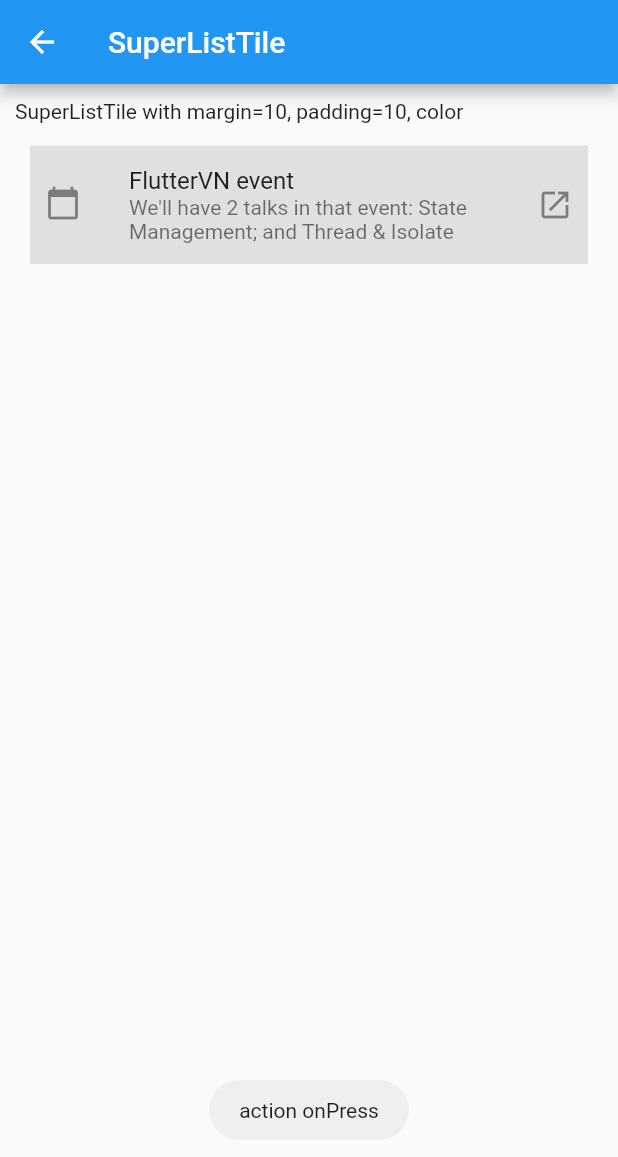
After one commit to fluttervn/super_widgets, a Flutter app: the SuperListTilePage screen opened directly, after a tap on "FlutterVN event", on a phone screen of 412 x 824 dp. The commit adds this screen. Shown: the top 1157 px of the screen. Run offline on Flutter 3.47's test engine with Material 2 defaults, Android fonts, the phone set to English and light mode, and no system bars; our stand-ins replace fluttertoast.

Commit message:
Add demo: SuperListTile

```diff
--- a/example/lib/main.dart
+++ b/example/lib/main.dart
@@ -11,6 +11,7 @@ import 'super_icon_button_page.dart';
 import 'super_icon_page.dart';
 import 'super_indexed_stack_page.dart';
 import 'super_inkwell_page.dart';
+import 'super_list_tile_page.dart';
 import 'super_raised_button_page.dart';
 import 'super_row_page.dart';
 import 'super_scrollview_column_page.dart';
@@ -50,6 +51,7 @@ class MyHomePage extends StatelessWidget {
     'SuperIconButton': SuperIconButtonPage(),
     'SuperIndexedStack': SuperIndexedStackPage(),
     'SuperInkWell': SuperInkWellPage(),
+    'SuperListTile': SuperListTilePage(),
     'SuperStack': SuperStackPage(),
     'SuperRow': SuperRowPage(),
     'SuperRaisedButton': SuperRaisedButtonPage(),
--- /dev/null
+++ b/example/lib/super_list_tile_page.dart
@@ -0,0 +1,61 @@
+import 'package:flutter/material.dart';
+import 'package:flutter/widgets.dart';
+import 'package:fluttertoast/fluttertoast.dart';
+import 'package:super_widgets/super_widgets.dart';
+
+/// SuperListTile sample
+class SuperListTilePage extends StatelessWidget {
+  @override
+  Widget build(BuildContext context) {
+    return Scaffold(
+      appBar: AppBar(
+        title: Text('SuperListTile'),
+      ),
+      body: buildBody(context),
+    );
+  }
+
+  /// Content of this page
+  Widget buildBody(BuildContext context) {
+    void onPress() {
+      Fluttertoast.showToast(msg: 'action onPress');
+    }
+
+    void onLongPress() {
+      Fluttertoast.showToast(msg: 'action onLongPress');
+    }
+
+    return SuperScrollViewColumn(
+      padding: EdgeInsets.all(10),
+      mainAxisSize: MainAxisSize.max,
+      crossAxisAlignment: CrossAxisAlignment.start,
+      children: <Widget>[
+        ..._wrapInRow(
+          description: 'SuperListTile with margin=10, padding=10, color',
+          widget: SuperListTile(
+            color: Colors.grey.shade300,
+            margin: EdgeInsets.all(10),
+//            padding: EdgeInsets.all(20),
+            contentPadding: EdgeInsets.all(10),
+            leading: Icon(Icons.calendar_today),
+            title: Text('FlutterVN event'),
+            subtitle: Text('We\'ll have 2 talks in that event: State '
+                'Management; and Thread & Isolate'),
+            trailing: Icon(Icons.launch),
+            onTap: onPress,
+            onLongPress: onLongPress,
+          ),
+        ),
+      ],
+    );
+  }
+
+  List<Widget> _wrapInRow({String description, Widget widget}) {
+    return [
+      Text(description),
+      SizedBox(height: 5),
+      widget,
+      SizedBox(height: 20),
+    ];
+  }
+}
--- a/lib/super_list_tile.dart
+++ b/lib/super_list_tile.dart
@@ -62,7 +62,8 @@ class SuperListTile extends BaseContainer {
   /// - `isThreeLine`: Whether this list tile is intended to display three
   /// lines of text. Defaults to false
   /// - `dense`: whether this list tile is part of a vertically dense list.
-  /// - `contentPadding`: the tile's internal padding.
+  /// - `contentPadding`: the tile's internal padding. If null,
+  /// `EdgeInsets.symmetric(horizontal: 16.0)` is used.
   /// - `enabled`: whether this list tile is interactive.
   /// - `selected`: if this tile is also [enabled] then icons and text are
   /// rendered with the same color.
@@ -110,12 +111,12 @@ class SuperListTile extends BaseContainer {
           constraints: constraints,
           flex: flex,
           ignoreImplicitWidthHeight: ignoreImplicitWidthHeight,
-          onPressed: onTap,
-          onLongPressed: onLongPress,
           margin: margin,
           transform: transform,
           child: ListTile(
             key: childKey,
+            onTap: onTap,
+            onLongPress: onLongPress,
             leading: leading,
             title: title,
             subtitle: subtitle,
```
